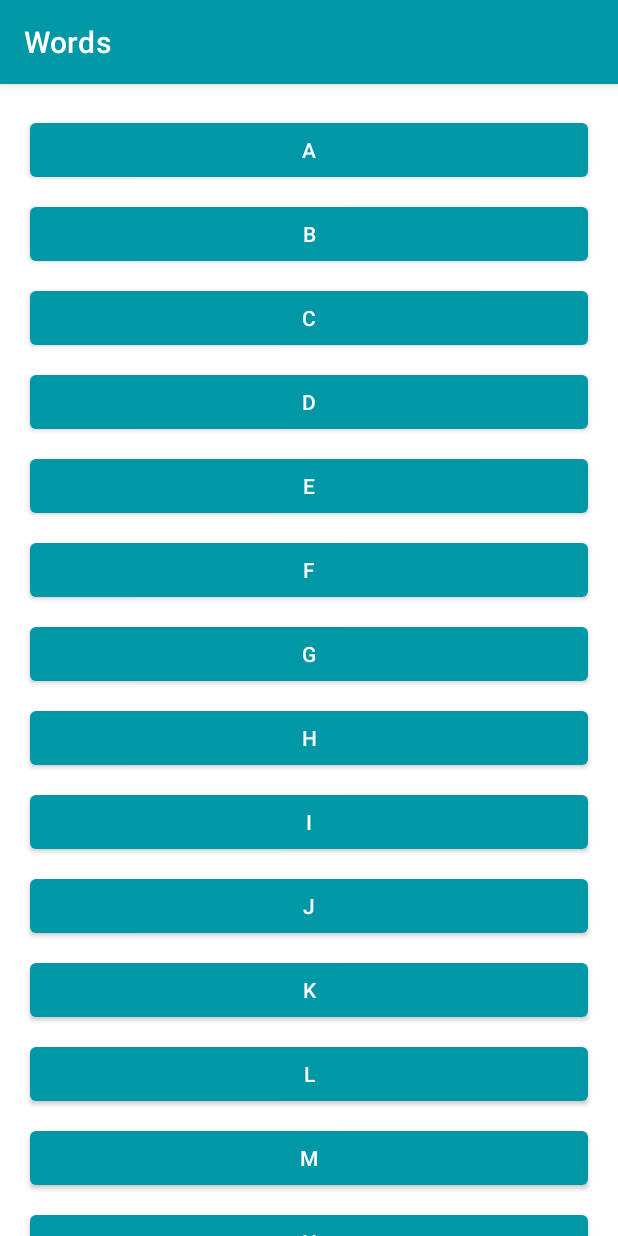
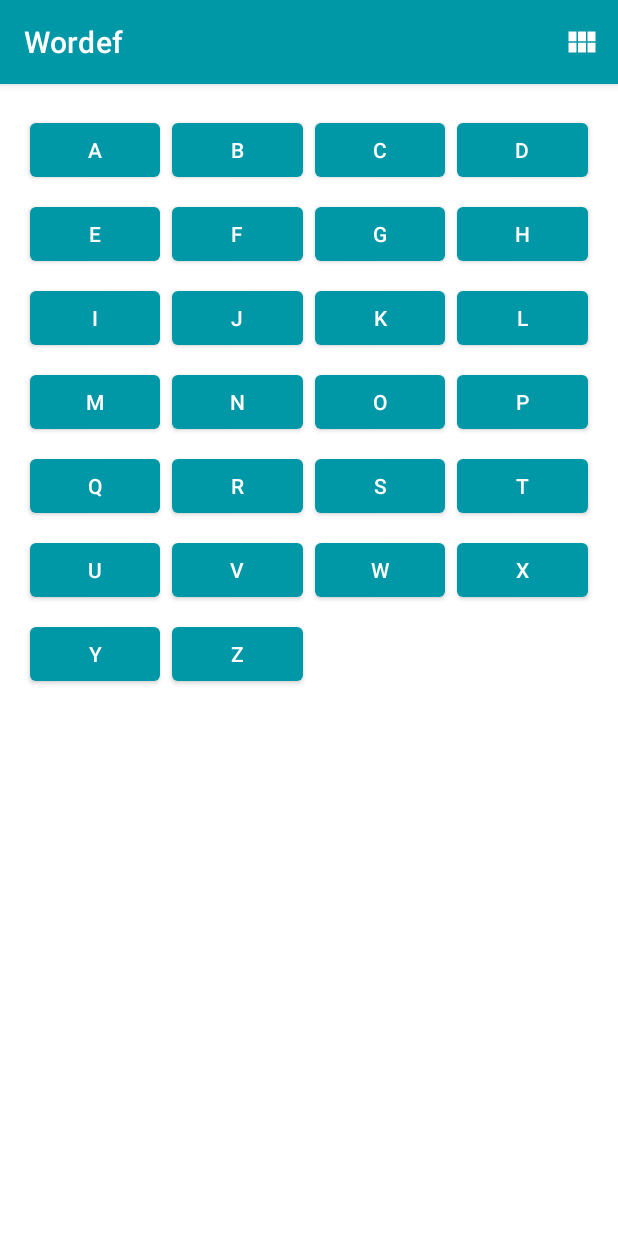
Before and after one commit to TheDev024/Wordef, an Android app: the screen it shows after launch (MainActivity), on a phone screen of 412 x 824 dp. Run offline under Robolectric (Android 15) with nearby library versions, the phone set to English and light mode, and no system bars.

Commit message:
layout exchange added

```diff
--- a/app/src/main/java/com/example/wordsapp/MainActivity.kt
+++ b/app/src/main/java/com/example/wordsapp/MainActivity.kt
@@ -16,7 +16,11 @@
 package com.example.wordsapp
 
 import android.os.Bundle
+import android.view.Menu
+import android.view.MenuItem
 import androidx.appcompat.app.AppCompatActivity
+import androidx.core.content.ContextCompat
+import androidx.recyclerview.widget.GridLayoutManager
 import androidx.recyclerview.widget.LinearLayoutManager
 import androidx.recyclerview.widget.RecyclerView
 import com.example.wordsapp.databinding.ActivityMainBinding
@@ -25,12 +29,14 @@ import com.example.wordsapp.databinding.ActivityMainBinding
  * Main Activity and entry point for the app. Displays a RecyclerView of letters.
  */
 class MainActivity : AppCompatActivity() {
+    private lateinit var binding: ActivityMainBinding
     private lateinit var recyclerView: RecyclerView
+    private var isLinear: Boolean = true
 
     override fun onCreate(savedInstanceState: Bundle?) {
         super.onCreate(savedInstanceState)
 
-        val binding = ActivityMainBinding.inflate(layoutInflater)
+        binding = ActivityMainBinding.inflate(layoutInflater)
         setContentView(binding.root)
 
         recyclerView = binding.recyclerView
@@ -39,4 +45,45 @@ class MainActivity : AppCompatActivity() {
         recyclerView.adapter = LetterAdapter()
     }
 
+    override fun onCreateOptionsMenu(menu: Menu?): Boolean {
+        val inflater = menuInflater
+        inflater.inflate(R.menu.main_menu, menu)
+        changeLayout()
+        return super.onCreateOptionsMenu(menu)
+    }
+
+    override fun onOptionsItemSelected(item: MenuItem): Boolean {
+        return when (item.itemId) {
+            R.id.layout -> {
+                // Sets isLinearLayoutManager (a Boolean) to the opposite value
+                isLinear= !isLinear
+                // Sets layout and icon
+                changeLayout()
+                setIcon(item)
+
+                return true
+            }
+            //  Otherwise, do nothing and use the core event handling
+
+            // when clauses require that all possible paths be accounted for explicitly,
+            //  for instance both the true and false cases if the value is a Boolean,
+            //  or an else to catch all unhandled cases.
+            else -> super.onOptionsItemSelected(item)
+        }
+    }
+
+    private fun changeLayout() {
+        if (isLinear) recyclerView.layoutManager = GridLayoutManager(this, 4)
+        else recyclerView.layoutManager = LinearLayoutManager(this)
+        recyclerView.adapter = LetterAdapter()
+    }
+
+    private fun setIcon(menuItem: MenuItem) {
+        if (menuItem == null) return
+        menuItem.icon = if (isLinear)
+            ContextCompat.getDrawable(this, R.drawable.grid)
+        else
+            ContextCompat.getDrawable(this, R.drawable.list)
+
+    }
 }
--- /dev/null
+++ b/app/src/main/res/drawable/grid.xml
@@ -0,0 +1,5 @@
+<vector android:height="24dp" android:tint="@android:color/white"
+    android:viewportHeight="24" android:viewportWidth="24"
+    android:width="24dp" xmlns:android="http://schemas.android.com/apk/res/android">
+    <path android:fillColor="@color/white" android:pathData="M14.67,5v6.5H9.33V5H14.67zM15.67,11.5H21V5h-5.33V11.5zM14.67,19v-6.5H9.33V19H14.67zM15.67,12.5V19H21v-6.5H15.67zM8.33,12.5H3V19h5.33V12.5zM8.33,11.5V5H3v6.5H8.33z"/>
+</vector>
--- /dev/null
+++ b/app/src/main/res/drawable/list.xml
@@ -0,0 +1,5 @@
+<vector android:autoMirrored="true" android:height="24dp"
+    android:tint="@color/design_default_color_on_primary" android:viewportHeight="24"
+    android:viewportWidth="24" android:width="24dp" xmlns:android="http://schemas.android.com/apk/res/android">
+    <path android:fillColor="@android:color/white" android:pathData="M3,14h4v-4H3V14zM3,19h4v-4H3V19zM3,9h4V5H3V9zM8,14h13v-4H8V14zM8,19h13v-4H8V19zM8,5v4h13V5H8z"/>
+</vector>
--- /dev/null
+++ b/app/src/main/res/menu/main_menu.xml
@@ -0,0 +1,10 @@
+<?xml version="1.0" encoding="utf-8"?>
+<menu xmlns:android="http://schemas.android.com/apk/res/android"
+    xmlns:app="http://schemas.android.com/apk/res-auto">
+    <item
+        android:id="@+id/layout"
+        android:icon="@drawable/grid"
+        android:title="@string/grid"
+        app:showAsAction="always"
+        />
+</menu>
--- /dev/null
+++ b/app/src/main/res/values-night/strings.xml
@@ -0,0 +1,5 @@
+<?xml version="1.0" encoding="utf-8"?>
+<resources>
+    <string name="grid">Grid</string>
+    <string name="list">List</string>
+</resources>
--- a/app/src/main/res/values/strings.xml
+++ b/app/src/main/res/values/strings.xml
@@ -15,9 +15,11 @@
      limitations under the License.
 -->
 <resources>
-    <string name="app_name">Words</string>
+    <string name="app_name">Wordef</string>
     <string name="detail_prefix">Words That Start With</string>
     <string name="action_switch_layout">Switch Layout</string>
     <string name="look_up_word">Look up word in a Browser Search</string>
     <string name="look_up_words">Show Stored Words</string>
+    <string name="grid">Grid</string>
+    <string name="list">List</string>
 </resources>
```
